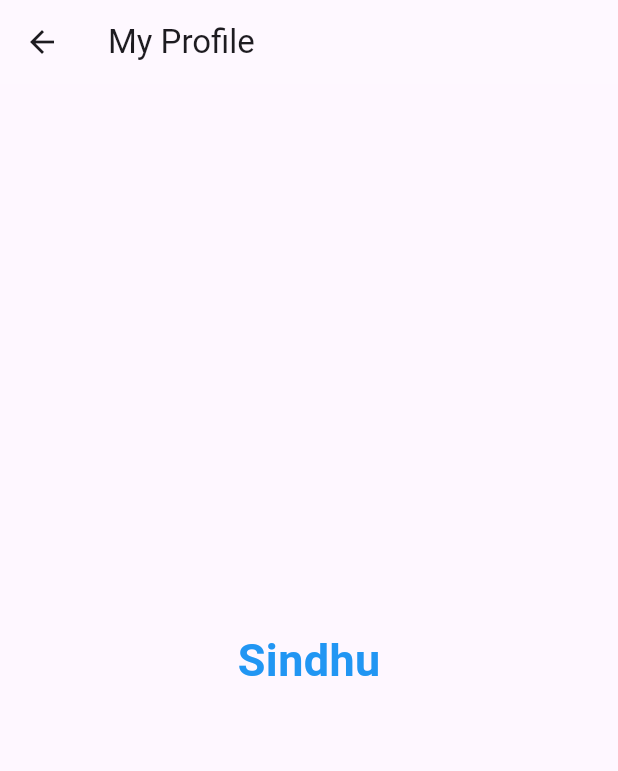
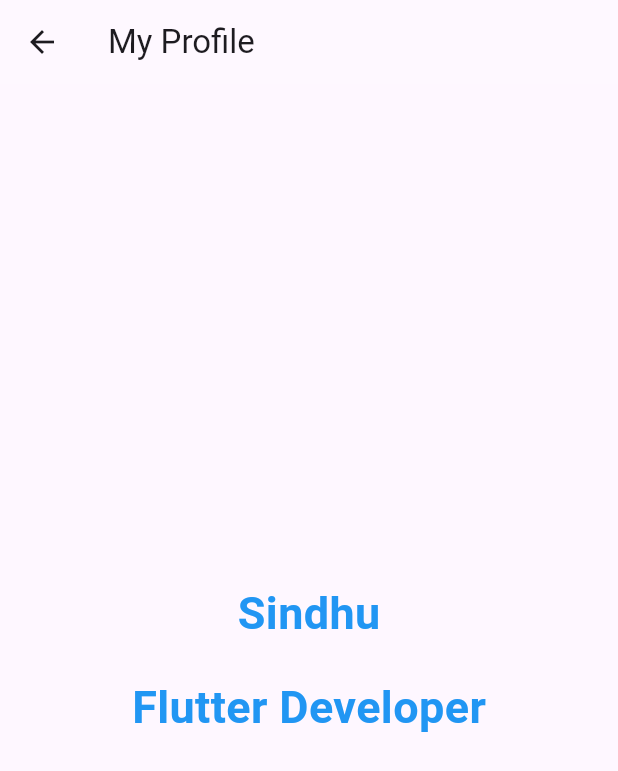
Before and after one commit to Ezhiltechii/players_git, a Flutter app: the Myprofile screen opened directly, on a phone screen of 412 x 824 dp. Shown: the top 771 px of the screen. Run offline on Flutter 3.47's test engine with Material 3 defaults, Android fonts, the phone set to English and light mode, and no system bars.

Commit message:
create my profile page added new text

```diff
--- a/lib/myprofile.dart
+++ b/lib/myprofile.dart
@@ -21,7 +21,17 @@ class Myprofile extends StatelessWidget {
                   fontWeight: FontWeight.bold,
                   color: Colors.blue,
                   fontSize: 30,
-                ),)
+                ),),
+            SizedBox(
+              height: 20,
+            ),
+            Text(
+              'Flutter Developer',
+              style: TextStyle(
+                fontWeight: FontWeight.bold,
+                color: Colors.blue,
+                fontSize: 30,
+              ),),
           ],
         ),
       ),
```
